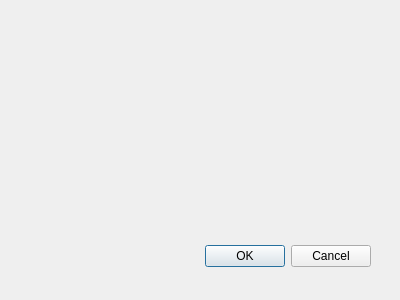
Before: the Qt Designer form sentinel_stac_loader_dialog_base.ui in vagnertxr/sentinel_stac_loader, drawn with Qt 5.
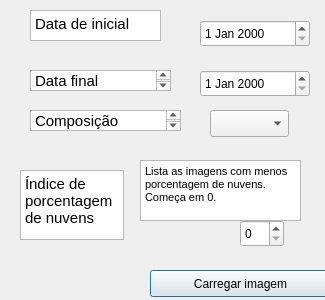
After: the same form once the commit is applied.

Commit message: criação da UI

```diff
--- a/sentinel_stac_loader_dialog_base.ui
+++ b/sentinel_stac_loader_dialog_base.ui
@@ -1,31 +1,170 @@
 <ui version="4.0" >
  <class>SentinelSTACDialogBase</class>
- <widget class="QDialog" name="SentinelSTACDialogBase" >
-  <property name="geometry" >
+ <widget class="QDialog" name="SentinelSTACDialogBase">
+  <property name="geometry">
    <rect>
     <x>0</x>
     <y>0</y>
-    <width>400</width>
+    <width>325</width>
     <height>300</height>
    </rect>
   </property>
   <property name="windowTitle" >
    <string>Sentinel STAC Loader</string>
   </property>
-  <widget class="QDialogButtonBox" name="button_box" >
-   <property name="geometry" >
+  <widget class="QDateEdit" name="dateEdit_inicio">
+   <property name="geometry">
     <rect>
+     <x>200</x>
+     <y>20</y>
+     <width>110</width>
+     <height>27</height>
+    </rect>
+   </property>
+  </widget>
+  <widget class="QDateEdit" name="dateEdit_final">
+   <property name="geometry">
+    <rect>
+     <x>200</x>
+     <y>70</y>
+     <width>110</width>
+     <height>27</height>
+    </rect>
+   </property>
+  </widget>
+  <widget class="QComboBox" name="comboBox_composicao">
+   <property name="geometry">
+    <rect>
+     <x>210</x>
+     <y>110</y>
+     <width>79</width>
+     <height>27</height>
+    </rect>
+   </property>
+  </widget>
+  <widget class="QSpinBox" name="spinBox_indice">
+   <property name="geometry">
+    <rect>
+     <x>240</x>
+     <y>220</y>
+     <width>44</width>
+     <height>27</height>
+    </rect>
+   </property>
+  </widget>
+  <widget class="QPushButton" name="btn_carregar">
+   <property name="geometry">
+    <rect>
+     <x>150</x>
+     <y>270</y>
+     <width>181</width>
+     <height>27</height>
+    </rect>
+   </property>
+   <property name="text">
+    <string>Carregar imagem</string>
+   </property>
+  </widget>
+  <widget class="QTextEdit" name="textEdit">
+   <property name="geometry">
+    <rect>
      <x>30</x>
-     <y>240</y>
-     <width>341</width>
-     <height>32</height>
+     <y>10</y>
+     <width>131</width>
+     <height>31</height>
     </rect>
    </property>
-   <property name="orientation" >
-    <enum>Qt::Horizontal</enum>
+   <property name="html">
+    <string>&lt;!DOCTYPE HTML PUBLIC &quot;-//W3C//DTD HTML 4.0//EN&quot; &quot;http://www.w3.org/TR/REC-html40/strict.dtd&quot;&gt;
+&lt;html&gt;&lt;head&gt;&lt;meta name=&quot;qrichtext&quot; content=&quot;1&quot; /&gt;&lt;meta charset=&quot;utf-8&quot; /&gt;&lt;style type=&quot;text/css&quot;&gt;
+p, li { white-space: pre-wrap; }
+hr { height: 1px; border-width: 0; }
+li.unchecked::marker { content: &quot;\2610&quot;; }
+li.checked::marker { content: &quot;\2612&quot;; }
+&lt;/style&gt;&lt;/head&gt;&lt;body style=&quot; font-family:'Cabin'; font-size:11pt; font-weight:400; font-style:normal;&quot;&gt;
+&lt;p style=&quot; margin-top:0px; margin-bottom:0px; margin-left:0px; margin-right:0px; -qt-block-indent:0; text-indent:0px;&quot;&gt;Data de inicial&lt;/p&gt;&lt;/body&gt;&lt;/html&gt;</string>
    </property>
-   <property name="standardButtons" >
-    <set>QDialogButtonBox::Cancel|QDialogButtonBox::Ok</set>
+  </widget>
+  <widget class="QTextEdit" name="textEdit_2">
+   <property name="geometry">
+    <rect>
+     <x>30</x>
+     <y>70</y>
+     <width>141</width>
+     <height>21</height>
+    </rect>
+   </property>
+   <property name="html">
+    <string>&lt;!DOCTYPE HTML PUBLIC &quot;-//W3C//DTD HTML 4.0//EN&quot; &quot;http://www.w3.org/TR/REC-html40/strict.dtd&quot;&gt;
+&lt;html&gt;&lt;head&gt;&lt;meta name=&quot;qrichtext&quot; content=&quot;1&quot; /&gt;&lt;meta charset=&quot;utf-8&quot; /&gt;&lt;style type=&quot;text/css&quot;&gt;
+p, li { white-space: pre-wrap; }
+hr { height: 1px; border-width: 0; }
+li.unchecked::marker { content: &quot;\2610&quot;; }
+li.checked::marker { content: &quot;\2612&quot;; }
+&lt;/style&gt;&lt;/head&gt;&lt;body style=&quot; font-family:'Cabin'; font-size:11pt; font-weight:400; font-style:normal;&quot;&gt;
+&lt;p style=&quot; margin-top:0px; margin-bottom:0px; margin-left:0px; margin-right:0px; -qt-block-indent:0; text-indent:0px;&quot;&gt;Data final&lt;/p&gt;&lt;/body&gt;&lt;/html&gt;</string>
+   </property>
+  </widget>
+  <widget class="QTextEdit" name="textEdit_3">
+   <property name="geometry">
+    <rect>
+     <x>20</x>
+     <y>170</y>
+     <width>104</width>
+     <height>70</height>
+    </rect>
+   </property>
+   <property name="html">
+    <string>&lt;!DOCTYPE HTML PUBLIC &quot;-//W3C//DTD HTML 4.0//EN&quot; &quot;http://www.w3.org/TR/REC-html40/strict.dtd&quot;&gt;
+&lt;html&gt;&lt;head&gt;&lt;meta name=&quot;qrichtext&quot; content=&quot;1&quot; /&gt;&lt;meta charset=&quot;utf-8&quot; /&gt;&lt;style type=&quot;text/css&quot;&gt;
+p, li { white-space: pre-wrap; }
+hr { height: 1px; border-width: 0; }
+li.unchecked::marker { content: &quot;\2610&quot;; }
+li.checked::marker { content: &quot;\2612&quot;; }
+&lt;/style&gt;&lt;/head&gt;&lt;body style=&quot; font-family:'Cabin'; font-size:11pt; font-weight:400; font-style:normal;&quot;&gt;
+&lt;p style=&quot; margin-top:0px; margin-bottom:0px; margin-left:0px; margin-right:0px; -qt-block-indent:0; text-indent:0px;&quot;&gt;Índice de porcentagem de nuvens&lt;/p&gt;&lt;/body&gt;&lt;/html&gt;</string>
+   </property>
+  </widget>
+  <widget class="QTextEdit" name="textEdit_4">
+   <property name="geometry">
+    <rect>
+     <x>30</x>
+     <y>110</y>
+     <width>151</width>
+     <height>21</height>
+    </rect>
+   </property>
+   <property name="html">
+    <string>&lt;!DOCTYPE HTML PUBLIC &quot;-//W3C//DTD HTML 4.0//EN&quot; &quot;http://www.w3.org/TR/REC-html40/strict.dtd&quot;&gt;
+&lt;html&gt;&lt;head&gt;&lt;meta name=&quot;qrichtext&quot; content=&quot;1&quot; /&gt;&lt;meta charset=&quot;utf-8&quot; /&gt;&lt;style type=&quot;text/css&quot;&gt;
+p, li { white-space: pre-wrap; }
+hr { height: 1px; border-width: 0; }
+li.unchecked::marker { content: &quot;\2610&quot;; }
+li.checked::marker { content: &quot;\2612&quot;; }
+&lt;/style&gt;&lt;/head&gt;&lt;body style=&quot; font-family:'Cabin'; font-size:11pt; font-weight:400; font-style:normal;&quot;&gt;
+&lt;p style=&quot; margin-top:0px; margin-bottom:0px; margin-left:0px; margin-right:0px; -qt-block-indent:0; text-indent:0px;&quot;&gt;Composição&lt;/p&gt;&lt;/body&gt;&lt;/html&gt;</string>
+   </property>
+  </widget>
+  <widget class="QTextEdit" name="textEdit_5">
+   <property name="geometry">
+    <rect>
+     <x>140</x>
+     <y>160</y>
+     <width>161</width>
+     <height>61</height>
+    </rect>
+   </property>
+   <property name="html">
+    <string>&lt;!DOCTYPE HTML PUBLIC &quot;-//W3C//DTD HTML 4.0//EN&quot; &quot;http://www.w3.org/TR/REC-html40/strict.dtd&quot;&gt;
+&lt;html&gt;&lt;head&gt;&lt;meta name=&quot;qrichtext&quot; content=&quot;1&quot; /&gt;&lt;meta charset=&quot;utf-8&quot; /&gt;&lt;style type=&quot;text/css&quot;&gt;
+p, li { white-space: pre-wrap; }
+hr { height: 1px; border-width: 0; }
+li.unchecked::marker { content: &quot;\2610&quot;; }
+li.checked::marker { content: &quot;\2612&quot;; }
+&lt;/style&gt;&lt;/head&gt;&lt;body style=&quot; font-family:'Cabin'; font-size:11pt; font-weight:400; font-style:normal;&quot;&gt;
+&lt;p style=&quot; margin-top:0px; margin-bottom:0px; margin-left:0px; margin-right:0px; -qt-block-indent:0; text-indent:0px;&quot;&gt;&lt;span style=&quot; font-size:8pt;&quot;&gt;Lista as imagens com menos &lt;/span&gt;&lt;/p&gt;
+&lt;p style=&quot; margin-top:0px; margin-bottom:0px; margin-left:0px; margin-right:0px; -qt-block-indent:0; text-indent:0px;&quot;&gt;&lt;span style=&quot; font-size:8pt;&quot;&gt;porcentagem de nuvens. &lt;/span&gt;&lt;/p&gt;
+&lt;p style=&quot; margin-top:0px; margin-bottom:0px; margin-left:0px; margin-right:0px; -qt-block-indent:0; text-indent:0px;&quot;&gt;&lt;span style=&quot; font-size:8pt;&quot;&gt;Começa em 0.&lt;/span&gt;&lt;/p&gt;&lt;/body&gt;&lt;/html&gt;</string>
    </property>
   </widget>
  </widget>
```
Left out of the diff: 40 changed lines with no effect on the pictures. The commit also changes 2 other files.
